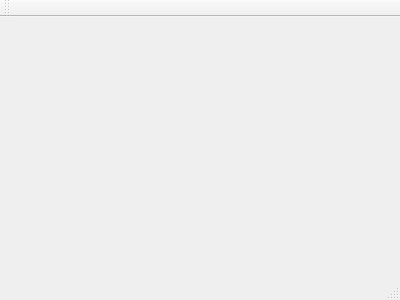
First picture: the form in mealplanner/mainwindow.ui, repository escobaros-dos/mealplanner, before the edit.
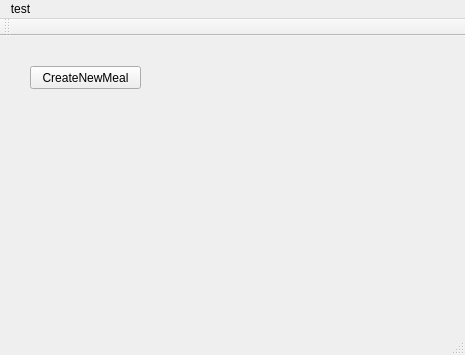
Second picture: the form after the edit.

Commit message: Tuned up the meal and mealplan classes, made them more open ended to fit the methods and functions of other classes and the database manager.

What changed in the file:
```diff
--- a/mealplanner/mainwindow.ui
+++ b/mealplanner/mainwindow.ui
@@ -1,24 +1,59 @@
 <ui version="4.0">
  <class>MainWindow</class>
- <widget class="QMainWindow" name="MainWindow" >
-  <property name="geometry" >
+ <widget class="QMainWindow" name="MainWindow">
+  <property name="geometry">
    <rect>
     <x>0</x>
     <y>0</y>
-    <width>400</width>
-    <height>300</height>
+    <width>465</width>
+    <height>355</height>
    </rect>
   </property>
   <property name="windowTitle" >
    <string>MainWindow</string>
   </property>
-  <widget class="QMenuBar" name="menuBar" />
-  <widget class="QToolBar" name="mainToolBar" />
-  <widget class="QWidget" name="centralWidget" />
-  <widget class="QStatusBar" name="statusBar" />
+  <widget class="QWidget" name="centralWidget">
+   <widget class="QPushButton" name="pushButton">
+    <property name="geometry">
+     <rect>
+      <x>30</x>
+      <y>30</y>
+      <width>111</width>
+      <height>23</height>
+     </rect>
+    </property>
+    <property name="text">
+     <string>CreateNewMeal</string>
+    </property>
+   </widget>
+  </widget>
+  <widget class="QMenuBar" name="menuBar">
+   <property name="geometry">
+    <rect>
+     <x>0</x>
+     <y>0</y>
+     <width>465</width>
+     <height>21</height>
+    </rect>
+   </property>
+   <widget class="QMenu" name="menuTest">
+    <property name="title">
+     <string>test</string>
+    </property>
+   </widget>
+   <addaction name="menuTest"/>
+  </widget>
+  <widget class="QToolBar" name="mainToolBar">
+   <attribute name="toolBarArea">
+    <enum>TopToolBarArea</enum>
+   </attribute>
+   <attribute name="toolBarBreak">
+    <bool>false</bool>
+   </attribute>
+  </widget>
+  <widget class="QStatusBar" name="statusBar"/>
  </widget>
- <layoutDefault spacing="6" margin="11" />
- <pixmapfunction></pixmapfunction>
+ <layoutdefault spacing="6" margin="11"/>
  <resources/>
  <connections/>
 </ui>
```
Left out of the diff: 3 changed lines with no effect on the pictures. The commit also changes 11 other files.
